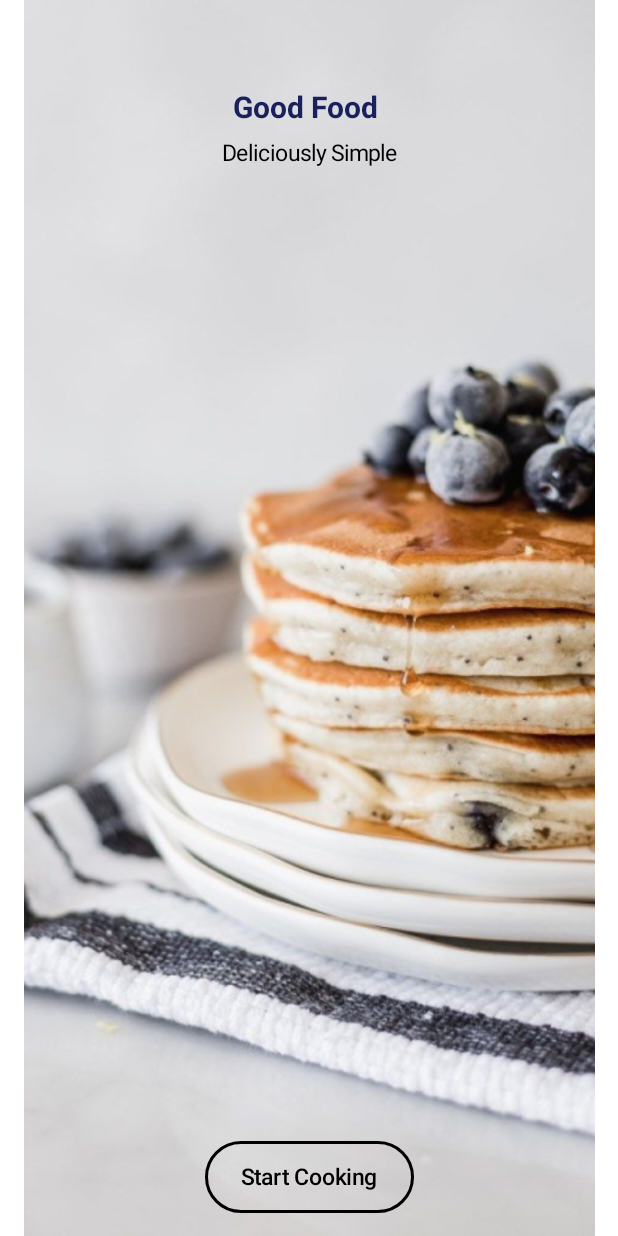
After one commit to sarmesh17/AI-Recipe-App, an Android app built with Jetpack Compose: the @Preview function SplashScreen, on a phone screen of 412 x 824 dp. The commit adds this screen. Run offline under Robolectric (Android 15) with nearby library versions, the phone set to English and light mode, and no system bars.

Commit message:
completed splashscreen

```diff
--- a/app/build.gradle.kts
+++ b/app/build.gradle.kts
@@ -5,7 +5,7 @@ plugins {
 
 android {
     namespace = "com.matrix.airecipeapp"
-    compileSdk = 34
+    compileSdk = 35
 
     defaultConfig {
         applicationId = "com.matrix.airecipeapp"
--- /dev/null
+++ b/app/src/main/java/com/matrix/airecipeapp/presentation/splashscreen/SplashScreen.kt
@@ -0,0 +1,57 @@
+package com.matrix.airecipeapp.presentation.splashscreen
+
+import android.window.SplashScreen
+import androidx.compose.foundation.Image
+import androidx.compose.foundation.border
+import androidx.compose.foundation.layout.Arrangement
+import androidx.compose.foundation.layout.Box
+import androidx.compose.foundation.layout.Column
+import androidx.compose.foundation.layout.Spacer
+import androidx.compose.foundation.layout.fillMaxSize
+import androidx.compose.foundation.layout.height
+import androidx.compose.foundation.layout.padding
+import androidx.compose.foundation.layout.size
+import androidx.compose.foundation.shape.RoundedCornerShape
+import androidx.compose.material3.Button
+import androidx.compose.material3.ButtonColors
+import androidx.compose.material3.ButtonDefaults
+import androidx.compose.material3.Text
+import androidx.compose.runtime.Composable
+import androidx.compose.ui.Alignment
+import androidx.compose.ui.Modifier
+import androidx.compose.ui.graphics.Color
+import androidx.compose.ui.res.colorResource
+import androidx.compose.ui.res.painterResource
+import androidx.compose.ui.text.font.FontWeight
+import androidx.compose.ui.tooling.preview.Preview
+import androidx.compose.ui.unit.dp
+import androidx.compose.ui.unit.sp
+import com.matrix.airecipeapp.R
+import java.time.format.TextStyle
+
+@Composable
+@Preview(showBackground = true)
+fun SplashScreen(){
+Box {
+    Image(painter = painterResource(id = R.drawable.splashscreen), contentDescription =null, modifier = Modifier.fillMaxSize() )
+    Column(modifier = Modifier
+        .fillMaxSize()
+        .padding(top = 60.dp), horizontalAlignment = Alignment.CenterHorizontally) {
+
+
+        Text(
+            text = "Good Food ",
+            fontSize = 20.sp,
+            fontWeight = FontWeight.Bold,
+            color = colorResource(id = R.color.navy)
+        )
+        Spacer(modifier = Modifier.height(10.dp))
+        Text(text = "Deliciously Simple", fontSize = 15.sp, color = Color.Black)
+        Spacer(modifier = Modifier.height(650.dp))
+        Button(onClick = { /*TODO*/ }, colors = ButtonDefaults.buttonColors(containerColor = Color.Transparent, contentColor = Color.Black), modifier = Modifier.border(2.dp, color = Color.Black, shape = RoundedCornerShape(25.dp))) {
+            Text(text = "Start Cooking", fontSize = 15.sp, fontWeight = FontWeight.SemiBold)
+
+        }
+    }
+}
+}
--- a/app/src/main/res/values/colors.xml
+++ b/app/src/main/res/values/colors.xml
@@ -7,4 +7,6 @@
     <color name="teal_700">#FF018786</color>
     <color name="black">#FF000000</color>
     <color name="white">#FFFFFFFF</color>
+    <color name="navy">#1A205D</color>
+
 </resources>
```
Also changed, not shown: app/src/main/res/drawable/splashscreen.png (added), 1 other file.
